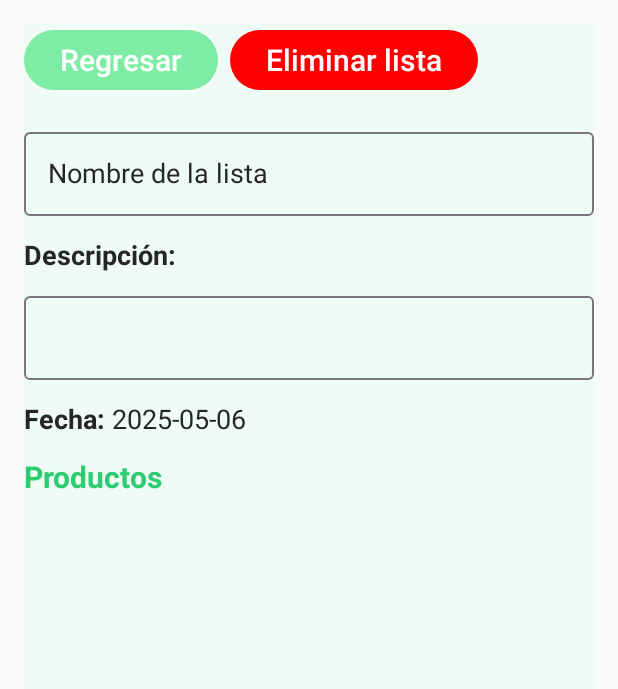
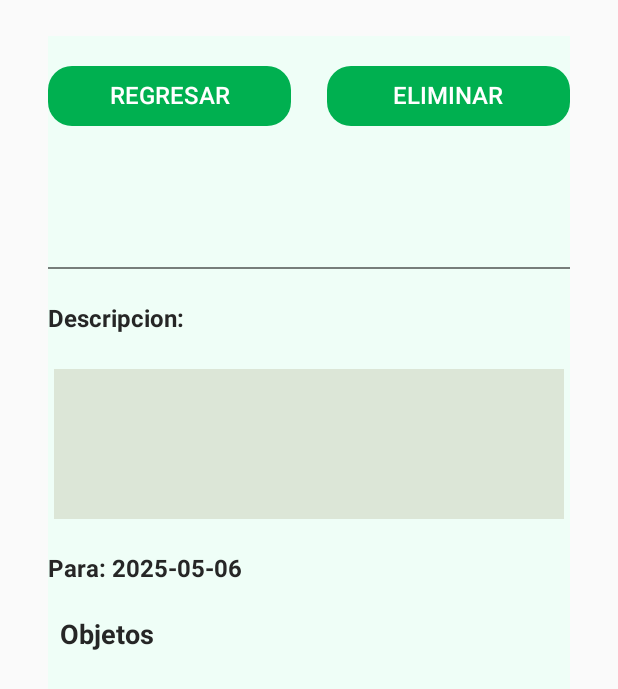
Before and after one commit to JuanfeP2004/AppNativa, an Android app built with Jetpack Compose: a screen of MainActivity opened through its navigation route, on a phone screen of 412 x 824 dp. Shown: the top 689 px of the screen. Run offline under Robolectric (Android 15) with nearby library versions, the phone set to English and light mode, and no system bars.

Commit message:
Estilos corregidos y mejorados del screen ViewList.kt

```diff
--- a/app/src/main/java/com/xacarana/milistademercado/screens/ViewList.kt
+++ b/app/src/main/java/com/xacarana/milistademercado/screens/ViewList.kt
@@ -15,6 +15,7 @@ import androidx.compose.ui.Modifier
 import androidx.compose.ui.graphics.Color
 import androidx.compose.ui.res.painterResource
 import androidx.compose.ui.text.font.FontWeight
+import androidx.compose.ui.text.style.TextAlign
 import androidx.compose.ui.text.style.TextDecoration
 import androidx.compose.ui.unit.dp
 import androidx.compose.ui.unit.sp
@@ -31,15 +32,27 @@ fun ViewList(navController: NavController, list: ViewListModel, db: Database) {
     Surface(
         modifier = Modifier
             .fillMaxSize()
-            .padding(16.dp)
+            .padding(horizontal = 32.dp, vertical = 24.dp),
+        color = Color(0xFFEFFEF7)
     ) {
-        Column(verticalArrangement = Arrangement.spacedBy(16.dp)) {
-            Row(horizontalArrangement = Arrangement.spacedBy(8.dp)) {
+        Column(
+            verticalArrangement = Arrangement.spacedBy(24.dp),
+            horizontalAlignment = Alignment.CenterHorizontally
+        ) {
+            Row(
+                horizontalArrangement = Arrangement.spacedBy(24.dp),
+                modifier = Modifier
+                    .fillMaxWidth()
+                    .padding(top = 16.dp),
+                verticalAlignment = Alignment.CenterVertically
+            ) {
                 Button(
                     onClick = { navController.navigate("menu") },
-                    colors = ButtonDefaults.buttonColors(containerColor = Color(0xFF7EECA5))
+                    colors = ButtonDefaults.buttonColors(containerColor = Color(0xFF00B050)),
+                    shape = MaterialTheme.shapes.large,
+                    modifier = Modifier.weight(1f)
                 ) {
-                    Text("Regresar", color = Color.White)
+                    Text("REGRESAR", color = Color.White, fontSize = 16.sp)
                 }
                 Button(
                     onClick = {
@@ -50,43 +63,65 @@ fun ViewList(navController: NavController, list: ViewListModel, db: Database) {
                             {}
                         )
                     },
-                    colors = ButtonDefaults.buttonColors(containerColor = Color.Red)
+                    colors = ButtonDefaults.buttonColors(containerColor = Color(0xFF00B050)),
+                    shape = MaterialTheme.shapes.large,
+                    modifier = Modifier.weight(1f)
                 ) {
-                    Text("Eliminar lista", color = Color.White)
+                    Text("ELIMINAR", color = Color.White, fontSize = 16.sp)
                 }
             }
 
-            OutlinedTextField(
-                value = list.list.value!!.name,
-                onValueChange = { _ -> },
-                readOnly = true,
-                label = { Text("Nombre de la lista") },
-                modifier = Modifier.fillMaxWidth()
+            Text(
+                text = list.list.value!!.name,
+                fontSize = 22.sp,
+                fontWeight = FontWeight.Bold,
+                modifier = Modifier
+                    .fillMaxWidth()
+                    .padding(top = 16.dp),
+                textAlign = TextAlign.Center
             )
 
-            Text(text = "Descripción:", fontWeight = FontWeight.Bold)
-            OutlinedTextField(
-                value = list.list.value!!.description,
-                onValueChange = { _ -> },
-                readOnly = true,
-                modifier = Modifier.fillMaxWidth()
+            Divider(thickness = 1.dp, color = Color.Black.copy(alpha = 0.5f))
+
+            Text(
+                text = "Descripcion:",
+                fontWeight = FontWeight.Bold,
+                fontSize = 16.sp,
+                modifier = Modifier.align(Alignment.Start)
             )
 
-            Row {
-                Text("Fecha: ", fontWeight = FontWeight.Bold)
-                Text(list.list.value!!.date.toString())
+            Surface(
+                color = Color(0xFFDCE6D7),
+                modifier = Modifier
+                    .fillMaxWidth()
+                    .height(100.dp)
+                    .padding(horizontal = 4.dp)
+            ) {
+                Text(
+                    text = list.list.value!!.description,
+                    modifier = Modifier.padding(8.dp),
+                    fontSize = 16.sp
+                )
             }
 
             Text(
-                "Productos",
-                fontSize = 20.sp,
+                text = "Para: ${list.list.value!!.date}",
                 fontWeight = FontWeight.Bold,
-                color = Color(0xFF2ECC71)
+                fontSize = 16.sp,
+                modifier = Modifier.align(Alignment.Start)
             )
 
-            LazyColumn(verticalArrangement = Arrangement.spacedBy(8.dp)) {
-                items(list.list.value!!.products) { product ->
-                    ProductListWidget(product, list.list.value!!)
+            Column(modifier = Modifier.fillMaxWidth()) {
+                Text(
+                    text = "Objetos",
+                    fontWeight = FontWeight.Bold,
+                    fontSize = 18.sp,
+                    modifier = Modifier.padding(start = 8.dp, bottom = 8.dp)
+                )
+                LazyColumn(verticalArrangement = Arrangement.spacedBy(12.dp)) {
+                    items(list.list.value!!.products) { product ->
+                        ProductListWidget(product, list.list.value!!)
+                    }
                 }
             }
         }
@@ -103,7 +138,7 @@ fun ProductListWidget(product: Product, list: MarketList) {
             .padding(horizontal = 4.dp),
         colors = CardDefaults.cardColors(
             containerColor = when (check) {
-                "checked" -> Color(0xFFDEE9D8)
+                "checked" -> Color(0xFFB9EACB)
                 "deleted" -> Color(0xFFFFD6D6)
                 else -> Color.White
             }
@@ -129,13 +164,15 @@ fun ProductListWidget(product: Product, list: MarketList) {
                 )
                 Text(
                     text = "Unidades: ${product.amount}${product.und}",
-                    textDecoration = if (check != "none") TextDecoration.LineThrough else null
+                    textDecoration = if (check != "none") TextDecoration.LineThrough else null,
+                    fontSize = 14.sp
                 )
                 if (check != "none") {
                     Text(
                         text = if (check == "checked") "COMPRADO" else "ELIMINADO",
                         color = if (check == "checked") Color(0xFF2ECC71) else Color.Red,
-                        fontWeight = FontWeight.Bold
+                        fontWeight = FontWeight.Bold,
+                        fontSize = 14.sp
                     )
                 }
             }
@@ -147,8 +184,7 @@ fun ProductListWidget(product: Product, list: MarketList) {
                             .clickable {
                                 check = "checked"
                                 firebase.modifyProduct(check, usuario, list, product)
-                                usuario.listas.value?.find { it.id == list.id }
-                                    ?.products?.find { it.id == product.id }?.check = check
+                                usuario.listas.value?.find { it.id == list.id }?.products?.find { it.id == product.id }?.check = check
                             }
                             .padding(4.dp),
                         imageVector = Icons.Default.CheckCircle,
@@ -160,8 +196,7 @@ fun ProductListWidget(product: Product, list: MarketList) {
                             .clickable {
                                 check = "deleted"
                                 firebase.modifyProduct(check, usuario, list, product)
-                                usuario.listas.value?.find { it.id == list.id }
-                                    ?.products?.find { it.id == product.id }?.check = check
+                                usuario.listas.value?.find { it.id == list.id }?.products?.find { it.id == product.id }?.check = check
                             }
                             .padding(4.dp),
                         imageVector = Icons.Default.Close,
```
